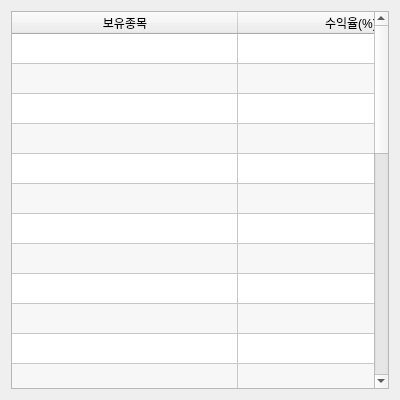
Qt form src/styles/ui/holding_list.ui (showmethecoin/upbit-trader) before a commit.
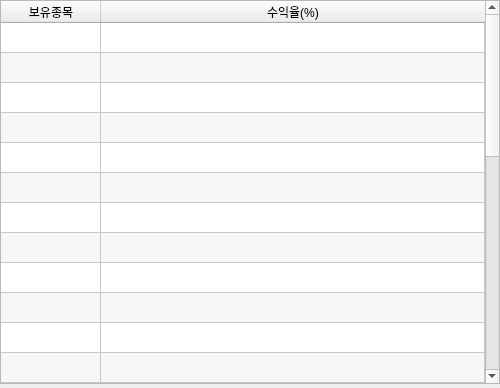
The same form after that commit.

Commit message: change widgetsize, orderbook, coin_list

What changed in the file:
```diff
--- a/src/styles/ui/holding_list.ui
+++ b/src/styles/ui/holding_list.ui
@@ -6,26 +6,41 @@
    <rect>
     <x>0</x>
     <y>0</y>
-    <width>400</width>
-    <height>400</height>
+    <width>500</width>
+    <height>388</height>
    </rect>
   </property>
   <property name="minimumSize">
    <size>
-    <width>400</width>
-    <height>400</height>
+    <width>0</width>
+    <height>0</height>
    </size>
   </property>
   <property name="maximumSize">
    <size>
-    <width>400</width>
-    <height>400</height>
+    <width>16777215</width>
+    <height>16777215</height>
    </size>
   </property>
   <property name="windowTitle">
    <string>Form</string>
   </property>
   <layout class="QVBoxLayout" name="verticalLayout">
+   <property name="spacing">
+    <number>0</number>
+   </property>
+   <property name="leftMargin">
+    <number>0</number>
+   </property>
+   <property name="topMargin">
+    <number>0</number>
+   </property>
+   <property name="rightMargin">
+    <number>0</number>
+   </property>
+   <property name="bottomMargin">
+    <number>4</number>
+   </property>
    <item>
     <widget class="QTableWidget" name="hold_list">
      <property name="sizePolicy">
@@ -83,7 +98,7 @@
       <bool>false</bool>
      </attribute>
      <attribute name="horizontalHeaderDefaultSectionSize">
-      <number>226</number>
+      <number>100</number>
      </attribute>
      <attribute name="horizontalHeaderHighlightSections">
       <bool>true</bool>
```
Left out of the diff: 2 changed lines with no effect on the pictures. The commit also changes 10 other files.
